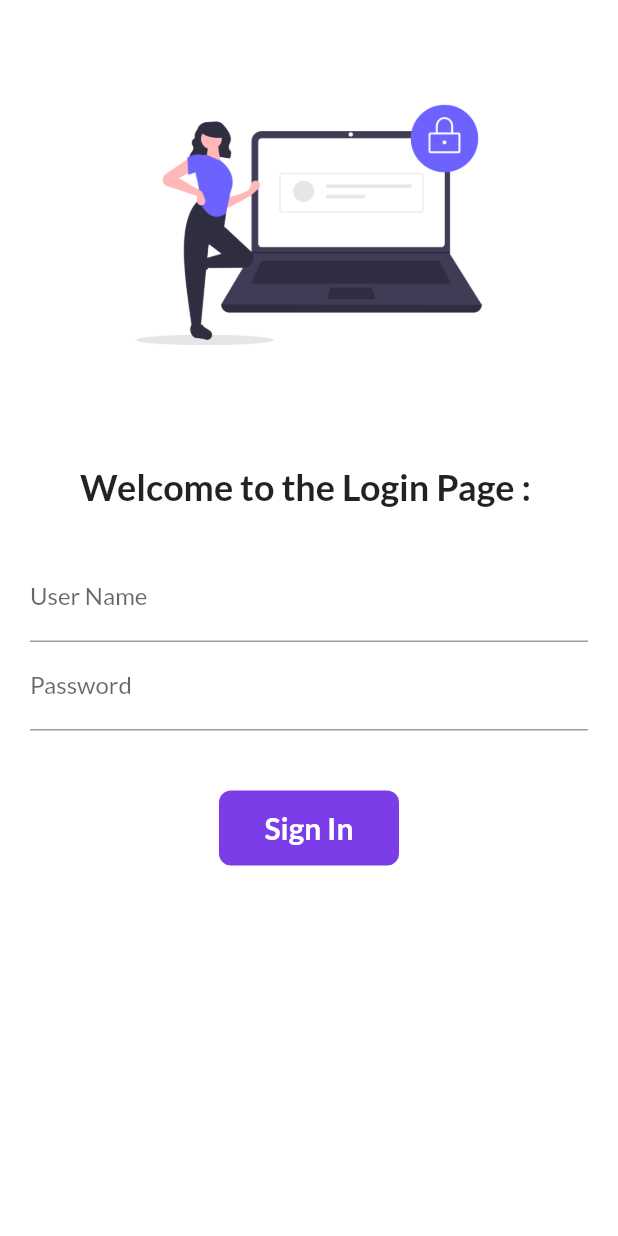
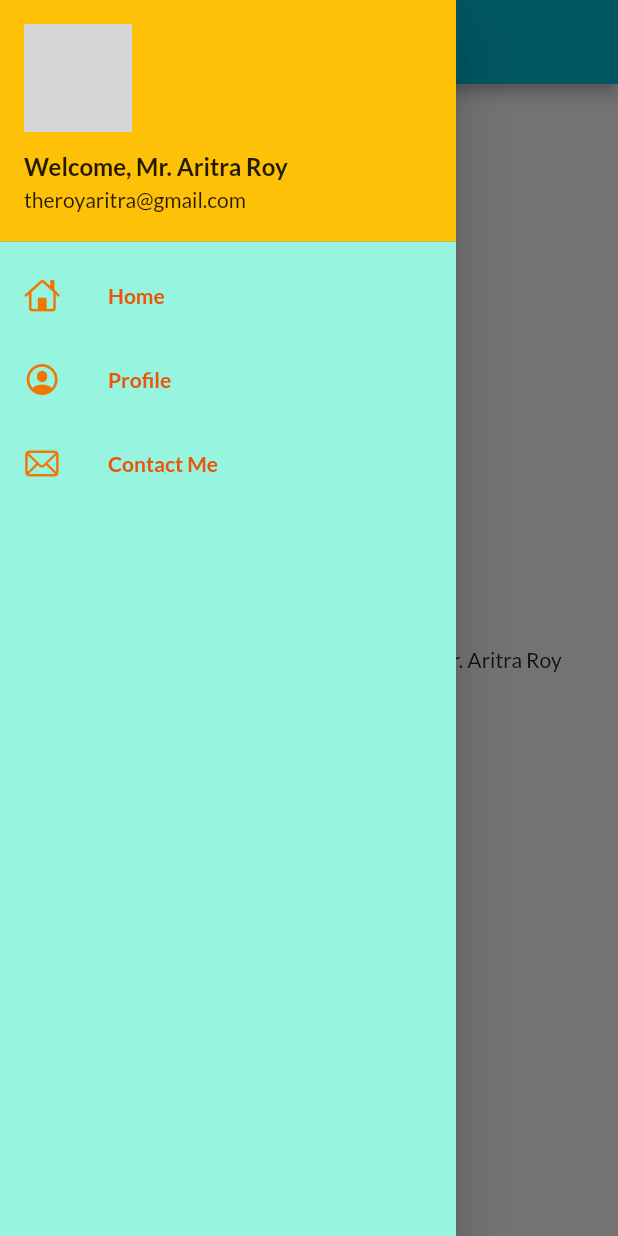
Before and after one commit to theroyaritra/LearningFlutterDevelopment, a Flutter app: the screen it shows after launch, with the side drawer open (before the commit the screen has no drawer), on a phone screen of 412 x 824 dp. Run offline on Flutter 3.47's test engine with Material 2 defaults, Android fonts, the phone set to English and light mode, and no system bars; our stand-ins replace google_fonts; missing offline and left inert: dart:ffi; network calls fail; grey boxes are pictures that could not be loaded.

Commit message:
Session 5 ListView, Network Image Completed

```diff
--- a/first_catalog_application/lib/main.dart
+++ b/first_catalog_application/lib/main.dart
@@ -31,9 +31,10 @@ class MyApp extends StatelessWidget {
         primaryTextTheme: GoogleFonts.latoTextTheme()
       ),
       darkTheme: ThemeData(brightness:Brightness.light),
+      debugShowCheckedModeBanner: false, //To remove the debug banner
       initialRoute: "/",
       routes:{
-        "/" : (context) => LoginPage(),
+        "/" : (context) => HomePage(),
         MyRoutes.loginRoute: (context) => LoginPage(),
         MyRoutes.homeRoute : (context) => HomePage(),
       }
--- a/first_catalog_application/lib/pages/HomePage.dart
+++ b/first_catalog_application/lib/pages/HomePage.dart
@@ -1,4 +1,6 @@
 import 'package:flutter/material.dart';
+
+import '../widgets/drawer.dart';
 
 class HomePage extends StatelessWidget {
   const HomePage({ Key? key }) : super(key: key);
@@ -16,7 +18,7 @@ class HomePage extends StatelessWidget {
             child: Text("Welcome to $days days of Flutter course by " + name),
           ),
         ),
-      drawer: const Drawer(),
+      drawer: const MyDrawer(),
     );
   }
 }
--- /dev/null
+++ b/first_catalog_application/lib/widgets/drawer.dart
@@ -0,0 +1,56 @@
+// ignore_for_file: prefer_const_constructors
+
+import 'package:flutter/cupertino.dart';
+import 'package:flutter/material.dart';
+
+class MyDrawer extends StatelessWidget {
+  const MyDrawer({ Key? key }) : super(key: key);
+
+  @override
+  Widget build(BuildContext context) {
+    final imageUrl="https://avatars.githubusercontent.com/u/96044513?v=4";
+    return Drawer(
+      child: Container(
+        color:Color.fromARGB(255, 151, 245, 223),
+        child: ListView(
+          padding:EdgeInsets.zero,
+          children: [
+            DrawerHeader(
+              padding:EdgeInsets.zero,
+              child: UserAccountsDrawerHeader(
+                decoration: BoxDecoration(color:Colors.amber),
+                accountName: Text("Welcome, Mr. Aritra Roy", style: TextStyle(fontWeight:FontWeight.bold, fontSize: 16),),
+                accountEmail:  Text("theroyaritra@gmail.com"),
+                margin: EdgeInsets.zero,
+                //currentAccountPicture: Image.network(imageUrl),
+                currentAccountPicture: CircleAvatar(backgroundImage: NetworkImage(imageUrl)),
+              ),
+            ),
+            // ignore: prefer_const_constructors
+            ListTile(
+              leading: Icon(
+                CupertinoIcons.home,
+                color:Color.fromARGB(255, 240, 119, 6),
+              ),
+              title:Text("Home", style: TextStyle(fontWeight: FontWeight.bold, color:Color.fromARGB(255, 235, 84, 9)),),
+            ),
+            ListTile(
+              leading: Icon(
+                CupertinoIcons.profile_circled,
+                color:Color.fromARGB(255, 240, 119, 6),
+              ),
+              title:Text("Profile", style: TextStyle(fontWeight: FontWeight.bold, color:Color.fromARGB(255, 235, 84, 9)),),
+            ),
+            ListTile(
+              leading: Icon(
+                CupertinoIcons.mail,
+                color:Color.fromARGB(255, 240, 119, 6),
+              ),
+              title:Text("Contact Me", style: TextStyle(fontWeight: FontWeight.bold, color:Color.fromARGB(255, 235, 84, 9)),),
+            )
+          ],
+        ),
+      ),
+    );
+  }
+}
```
